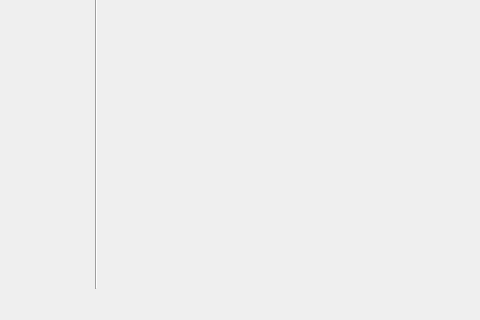
Old version of the form app/ui/mainwindow.ui in the repository ctpbee/ctpbee_desktop; both pictures show x 0 to 480 and y 380 to 700 of the 1016 by 700 pixel window.
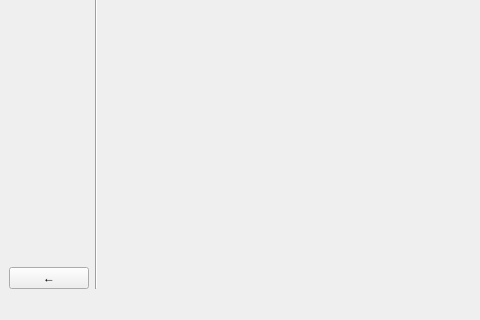
New version of the form. Icons and pictures are not drawn.

```diff
--- a/app/ui/mainwindow.ui
+++ b/app/ui/mainwindow.ui
@@ -83,6 +83,13 @@
         </property>
        </spacer>
       </item>
+      <item>
+       <widget class="QPushButton" name="pre_page_btn">
+        <property name="text">
+         <string>←</string>
+        </property>
+       </widget>
+      </item>
      </layout>
     </item>
     <item>
```
